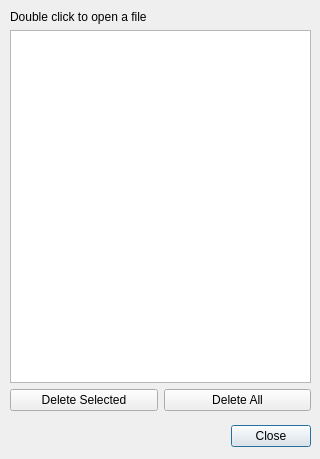
This is neurolabi/gui/dialogs/autosaveswclistdialog.ui in janelia-flyem/NeuTu as Qt 5 draws it before an edit. The edited form follows.
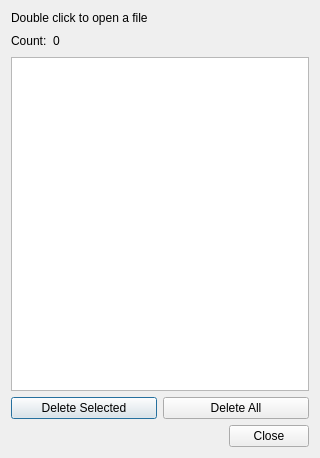
This is the edited form.

Commit message: add max count to autosaving

What changed in the file:
```diff
--- a/neurolabi/gui/dialogs/autosaveswclistdialog.ui
+++ b/neurolabi/gui/dialogs/autosaveswclistdialog.ui
@@ -7,39 +7,12 @@
     <x>0</x>
     <y>0</y>
     <width>320</width>
-    <height>459</height>
+    <height>458</height>
    </rect>
   </property>
   <property name="windowTitle">
    <string>Autosaved SWC Files</string>
   </property>
-  <widget class="QDialogButtonBox" name="buttonBox">
-   <property name="geometry">
-    <rect>
-     <x>220</x>
-     <y>420</y>
-     <width>91</width>
-     <height>32</height>
-    </rect>
-   </property>
-   <property name="orientation">
-    <enum>Qt::Horizontal</enum>
-   </property>
-   <property name="standardButtons">
-    <set>QDialogButtonBox::Close</set>
-   </property>
-  </widget>
-  <widget class="QWidget" name="">
-   <property name="geometry">
-    <rect>
-     <x>10</x>
-     <y>10</y>
-     <width>301</width>
-     <height>401</height>
-    </rect>
-   </property>
-   <layout class="QVBoxLayout" name="verticalLayout_2">
-    <item>
      <layout class="QVBoxLayout" name="verticalLayout">
       <item>
        <widget class="QLabel" name="label">
@@ -48,11 +21,40 @@
         </property>
        </widget>
       </item>
+   <item>
+    <layout class="QHBoxLayout" name="horizontalLayout_2">
+     <item>
+      <widget class="QLabel" name="label_2">
+       <property name="text">
+        <string>Count:</string>
+       </property>
+      </widget>
+     </item>
+     <item>
+      <widget class="QLabel" name="countLabel">
+       <property name="text">
+        <string>0</string>
+       </property>
+      </widget>
+     </item>
+     <item>
+      <spacer name="horizontalSpacer">
+       <property name="orientation">
+        <enum>Qt::Horizontal</enum>
+       </property>
+       <property name="sizeHint" stdset="0">
+        <size>
+         <width>40</width>
+         <height>20</height>
+        </size>
+       </property>
+      </spacer>
+     </item>
+    </layout>
+   </item>
       <item>
        <widget class="QListView" name="listView"/>
       </item>
-     </layout>
-    </item>
     <item>
      <layout class="QHBoxLayout" name="horizontalLayout">
       <item>
@@ -71,8 +73,17 @@
       </item>
      </layout>
     </item>
-   </layout>
-  </widget>
+   <item>
+    <widget class="QDialogButtonBox" name="buttonBox">
+     <property name="orientation">
+      <enum>Qt::Horizontal</enum>
+     </property>
+     <property name="standardButtons">
+      <set>QDialogButtonBox::Close</set>
+     </property>
+    </widget>
+   </item>
+  </layout>
  </widget>
  <resources/>
  <connections>
```
Lines whose indentation alone changed are shown as unchanged. The commit also changes 6 other files.
